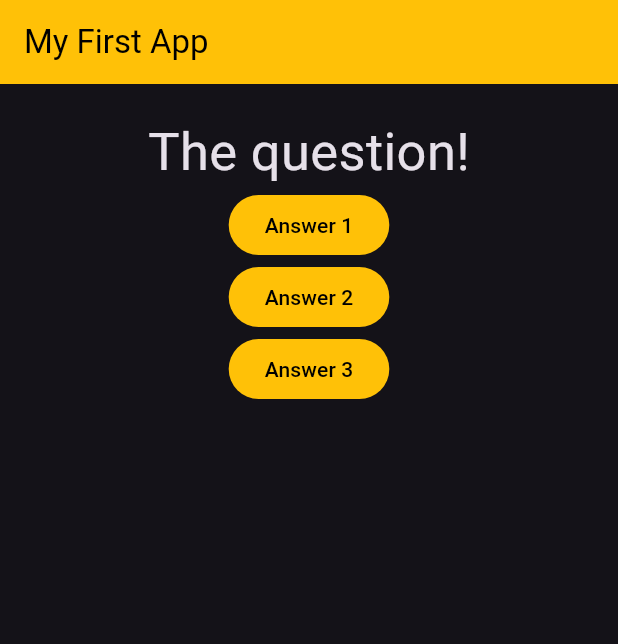
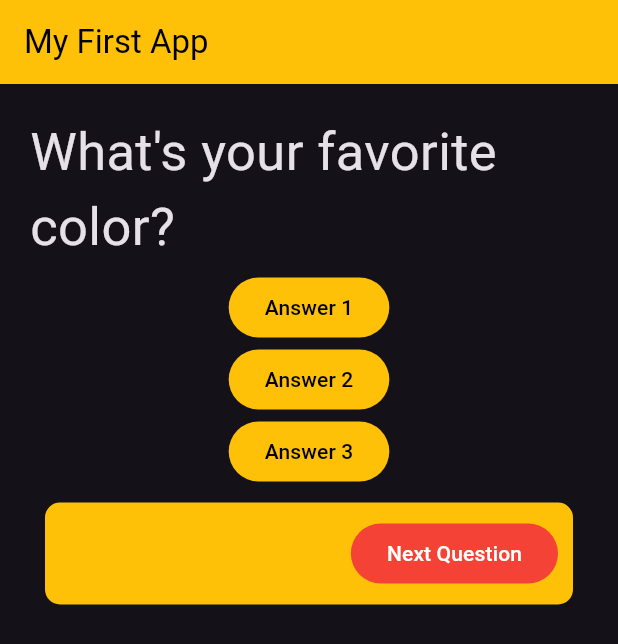
Before and after one commit to namjameseu/flutter-sample-app, a Flutter app: the screen it shows after launch, on a phone screen of 412 x 824 dp. Shown: the top 644 px of the screen. Run offline on Flutter 3.47's test engine with Material 3 defaults, Android fonts, the phone set to English and light mode, and no system bars.

Commit message:
first commit

```diff
--- a/lib/main.dart
+++ b/lib/main.dart
@@ -1,4 +1,5 @@
 import 'package:flutter/material.dart';
+import 'package:flutter/widgets.dart';
 
 void main() {
   runApp(MyApp());
@@ -16,7 +17,7 @@ class MyApp extends StatelessWidget {
   Widget build(BuildContext context) {
     var questions = [
       'What\'s your favorite color?',
-      'What\'s youre favorite animal?'
+      'What\'s your favorite animal?'
     ];
     return MaterialApp(
       debugShowCheckedModeBanner: false,
@@ -36,10 +37,13 @@ class MyApp extends StatelessWidget {
             padding: const EdgeInsets.all(10),
             child: Column(
               children: [
-                const Text(
-                  'The question!',
-                  style: TextStyle(fontSize: 35),
+                Text(
+                  questions[questionIndex],
+                  style: const TextStyle(fontSize: 35),
                 ),
+                const SizedBox(height: 5),
+                // Add a SizedBox to create space
+
                 FilledButton(
                   onPressed: answerQuestion,
                   style: ButtonStyle(
@@ -53,17 +57,43 @@ class MyApp extends StatelessWidget {
                 FilledButton(
                   onPressed: answerQuestion,
                   style: ButtonStyle(
-                        backgroundColor:
-                            MaterialStateProperty.all(Colors.amber)),
+                    backgroundColor: MaterialStateProperty.all(Colors.amber),
+                  ),
                   child: const Text('Answer 2',
-                        style: TextStyle(color: Colors.black))),
+                      style: TextStyle(color: Colors.black)),
+                ),
                 FilledButton(
                   onPressed: answerQuestion,
                   style: ButtonStyle(
-                        backgroundColor:
-                            MaterialStateProperty.all(Colors.amber)),
+                    backgroundColor: MaterialStateProperty.all(Colors.amber),
+                  ),
                   child: const Text('Answer 3',
-                        style: TextStyle(color: Colors.black))),
+                      style: TextStyle(color: Colors.black)),
+                ),
+                Column(
+                  children: [
+                     Container(
+                  alignment: Alignment.centerRight,
+                  width: double.infinity,
+                  margin: const EdgeInsets.all(10),
+                  padding: const EdgeInsets.all(10),
+                  decoration: BoxDecoration(
+                    color: Colors.amber,
+                    borderRadius: BorderRadius.circular(10),
+                  ),
+                  child: const FilledButton(
+                    onPressed: null,
+                    style: ButtonStyle(
+                        backgroundColor: MaterialStatePropertyAll(Colors.red)),
+                    child: Text(
+                      'Next Question',
+                      style: TextStyle(color: Colors.white),
+                    ),
+                  ),
+                ),
+
+                  ],
+                )
               ],
             ),
           ),
```
Lines whose indentation alone changed are shown as unchanged.
